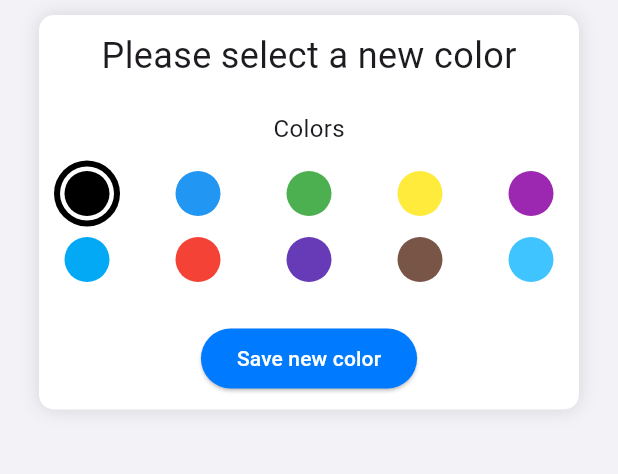
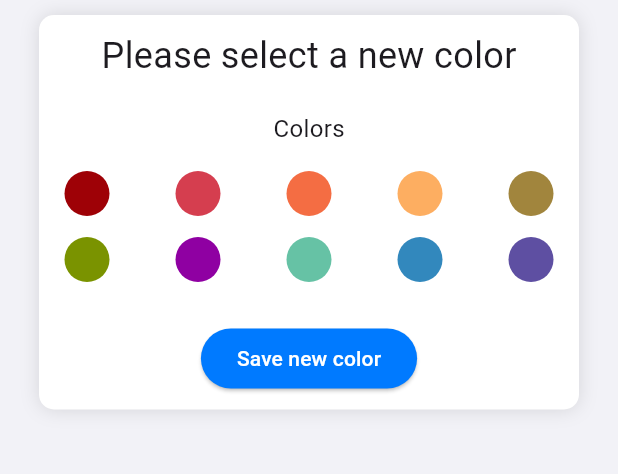
Before and after one commit to Bolzenpinguin/drive2ibiza, a Flutter app: the ColorSettings screen opened directly, on a phone screen of 412 x 824 dp, the part 84-558 px from its top. Run offline on Flutter 3.47's test engine with Material 3 defaults, Android fonts, the phone set to English and light mode, and no system bars; our stand-ins replace flutter_map, flutter_svg, latlong2, location, shared_preferences, syncfusion_flutter_calendar; accounts and stored records are empty.

Commit message:
Added User prefs and handling for saving colors and name localy

```diff
--- a/lib/pages/settings/settings_color.dart
+++ b/lib/pages/settings/settings_color.dart
@@ -1,4 +1,5 @@
 import 'package:drive2ibiza/utils/styleguide.dart';
+import 'package:drive2ibiza/utils/user_prefs.dart';
 import 'package:flutter/material.dart';
 
 class ColorSettings extends StatefulWidget {
@@ -9,8 +10,30 @@ class ColorSettings extends StatefulWidget {
 }
 
 class _ColorSettingsState extends State<ColorSettings> {
-  // TODO Default color noch laden
-  Color selectedColor = Colors.black; // Default selected color
+  Color selectedColor = appPrimaryColor; // Default color
+
+  @override
+  void initState() {
+    super.initState();
+    _loadUserColor();
+  }
+
+  Future<void> _loadUserColor() async {
+    Color? savedColor = await UserPrefs.getUserColor();
+    if (savedColor != null) {
+      setState(() {
+        selectedColor = savedColor;
+      });
+    }
+  }
+
+  Future<void> _saveColor() async {
+    await UserPrefs.saveUserColor(selectedColor);
+    ScaffoldMessenger.of(context).showSnackBar(
+      const SnackBar(content: Text('Color saved successfully')),
+    );
+    Navigator.pop(context, true);
+  }
 
   @override
   Widget build(BuildContext context) {
@@ -43,43 +66,35 @@ class _ColorSettingsState extends State<ColorSettings> {
                     'Please select a new color',
                     style: TextStyle(fontSize: 24),
                   ),
-
                   const SizedBox(height: 20),
-
                   const Text(
                     'Colors',
                     style: TextStyle(fontSize: 16),
                   ),
                   const SizedBox(height: 10),
-
                   Wrap(
                     spacing: 30,
                     children: [
-                      _buildColorCircle(Colors.black),
-                      _buildColorCircle(Colors.blue),
-                      _buildColorCircle(Colors.green),
-                      _buildColorCircle(Colors.yellow),
-                      _buildColorCircle(Colors.purple),
-                      _buildColorCircle(Colors.lightBlue),
-                      _buildColorCircle(Colors.red),
-                      _buildColorCircle(Colors.deepPurple),
-                      _buildColorCircle(Colors.brown),
-                      _buildColorCircle(Colors.lightBlueAccent)
+                      _buildColorCircle(Color.fromRGBO(158, 1, 6, 1)),
+                      _buildColorCircle(Color.fromRGBO(213, 62, 79, 1)),
+                      _buildColorCircle(Color.fromRGBO(244, 109, 67, 1)),
+                      _buildColorCircle(Color.fromRGBO(253, 174, 97, 1)),
+                      _buildColorCircle(Color.fromRGBO(161, 133, 61, 1.0)),
+                      _buildColorCircle(Color.fromRGBO(122, 147, 0, 1.0)),
+                      _buildColorCircle(Color.fromRGBO(143, 0, 162, 1.0)),
+                      _buildColorCircle(Color.fromRGBO(102, 194, 165, 1)),
+                      _buildColorCircle(Color.fromRGBO(50, 136, 189, 1)),
+                      _buildColorCircle(Color.fromRGBO(94, 79, 162, 1)),
                     ],
                   ),
-
                   const SizedBox(height: 20),
-
                   ElevatedButton(
-                    onPressed: () {
-                      // TODO Abspeichern hinzufügen
-                      print('Save New Color BTN pressed');
-                    },
+                    onPressed: _saveColor,
                     style: ElevatedButton.styleFrom(
                       foregroundColor: btnFontColor,
                       backgroundColor: btnBackgroundColor,
                     ),
-                    child: Text('Save new color'),
+                    child: const Text('Save new color'),
                   ),
                 ],
               ),
@@ -104,9 +119,8 @@ class _ColorSettingsState extends State<ColorSettings> {
           color: selectedColor == color ? color : Colors.transparent,
         ),
         child: Container(
-          // Inner White Border Circle
           padding: const EdgeInsets.all(3.0),
-          decoration: BoxDecoration(
+          decoration: const BoxDecoration(
             shape: BoxShape.circle,
             color: Colors.white,
           ),
--- /dev/null
+++ b/lib/utils/user_prefs.dart
@@ -0,0 +1,31 @@
+import 'package:shared_preferences/shared_preferences.dart';
+import 'package:flutter/material.dart';
+
+class UserPrefs {
+  static const String _userNameKey = 'user_name';
+  static const String _userColorKey = 'user_color';
+
+  static Future<void> saveUserName(String name) async {
+    final prefs = await SharedPreferences.getInstance();
+    await prefs.setString(_userNameKey, name);
+  }
+
+  static Future<String?> getUserName() async {
+    final prefs = await SharedPreferences.getInstance();
+    return prefs.getString(_userNameKey);
+  }
+
+  static Future<void> saveUserColor(Color color) async {
+    final prefs = await SharedPreferences.getInstance();
+    await prefs.setInt(_userColorKey, color.value);
+  }
+
+  static Future<Color?> getUserColor() async {
+    final prefs = await SharedPreferences.getInstance();
+    int? colorValue = prefs.getInt(_userColorKey);
+    if (colorValue != null) {
+      return Color(colorValue);
+    }
+    return null;
+  }
+}
```
Also changed, not shown: lib/pages/map/map_widget.dart (+15 -4 lines), lib/pages/settings/settings_name.dart (+65 -10 lines), lib/pages/settings/settings_widget.dart (+69 -15 lines).
